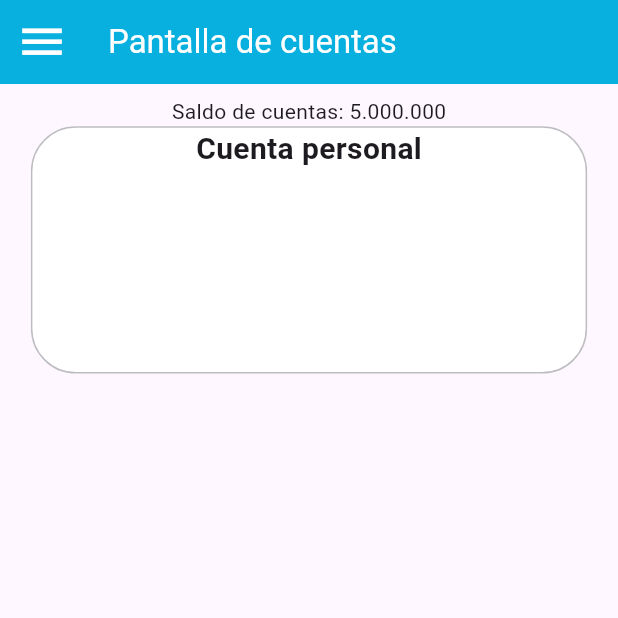
After one commit to softdimo/wapig, a Flutter app: the CuentasScreen screen opened directly, after a tap on "Cuenta personal", on a phone screen of 412 x 824 dp, the top half of it. The commit adds this screen. Run offline on Flutter 3.47's test engine with Material 3 defaults, Android fonts, the phone set to English and light mode, and no system bars; Roboto replaces fonts that are missing (Sansita).

Commit message:
creacion de pantalla cuentas_screen, es la que describe el resumen de las cuentas agregadas

```diff
--- /dev/null
+++ b/lib/presentation/screens/cuentas_screen.dart
@@ -0,0 +1,89 @@
+import 'package:flutter/material.dart';
+import 'package:wapig/presentation/screens/home_screen.dart';
+import 'package:wapig/presentation/screens/side_menu.dart';
+import 'package:wapig/presentation/widgets/title_text/title_name.dart';
+
+class CuentasScreen extends StatefulWidget {
+  const CuentasScreen({Key? key}) : super(key: key);
+
+  @override
+  _CuentasScreenState createState() => _CuentasScreenState();
+}
+
+class _CuentasScreenState extends State<CuentasScreen> {
+  @override
+  Widget build(BuildContext context) {
+    // Obtener las dimensiones de la pantalla
+    final size = MediaQuery.of(context).size;
+
+    return Scaffold(
+      appBar: AppBar(
+        title: const Text(
+          'Pantalla de cuentas',
+          style: TextStyle(color: Colors.white),
+        ),
+        backgroundColor: const Color.fromARGB(255, 8, 176, 223),
+        iconTheme: const IconThemeData(
+          color: Colors.white,
+          size: 35,
+        ),
+
+      ),
+      drawer: SideMenu(
+        onItemSelected: onItemSelected,
+      ),
+      body: Container(
+        padding: EdgeInsets.only(top: size.height * 0.01),
+        child: Align(
+          alignment: Alignment.topCenter,
+          child: Column(
+            children: [
+              const Text('Saldo de cuentas: 5.000.000'),
+              Container(
+                decoration: BoxDecoration(
+                    borderRadius: BorderRadius.circular(30),
+                    color: Colors.white,
+                    border:
+                        Border.all(color: const Color.fromARGB(204, 173, 173, 178))
+                ),
+                height: size.height * 0.2,
+                width: size.width * 0.9,
+                child: Column(
+                  children: [
+                    TitleName(
+                      welcomeText: 'Cuenta personal',
+                      fontSize: 20,
+                      paddingTop: 0,
+                      paddingBottom: 10,
+                      onPressed: () {
+                        /* Navigator.push(
+                          context,
+                          MaterialPageRoute(
+                              builder: (context) => const AccionCuentaScreen()),
+                        ); */
+                      }
+                    ),
+                  ],
+                ),
+              ),
+            ],
+          ),
+        ),
+      ),
+    );
+  }
+  void onItemSelected(int index) {
+    if (index == 0) {
+      Navigator.pushReplacement(
+        context,
+        MaterialPageRoute(builder: (context) => const MyHomePage()),
+      );
+    } else if (index == 1) {
+      // Navegar a la pantalla de perfil
+      // Implementa la navegación a la pantalla de perfil aquí
+    } else if (index == 2) {
+      // Navegar a la pantalla de configuración
+      // Implementa la navegación a la pantalla de configuración aquí
+    }
+  }
+}
--- a/lib/presentation/screens/home_screen.dart
+++ b/lib/presentation/screens/home_screen.dart
@@ -1,5 +1,5 @@
 import 'package:flutter/material.dart';
-import 'package:wapig/presentation/screens/accion_cuenta_screen.dart';
+import 'package:wapig/presentation/screens/cuentas_screen.dart';
 import 'package:wapig/presentation/widgets/single_button/single_button.dart';
 import 'package:wapig/presentation/widgets/title_text/title_name.dart';
 import 'side_menu.dart';
@@ -58,7 +58,7 @@ class _MyHomePageState extends State<MyHomePage> {
                     Navigator.push(
                       context,
                       MaterialPageRoute(
-                          builder: (context) => const AccionCuentaScreen()),
+                          builder: (context) => const CuentasScreen()),
                     );
                   }
                 ),
```
